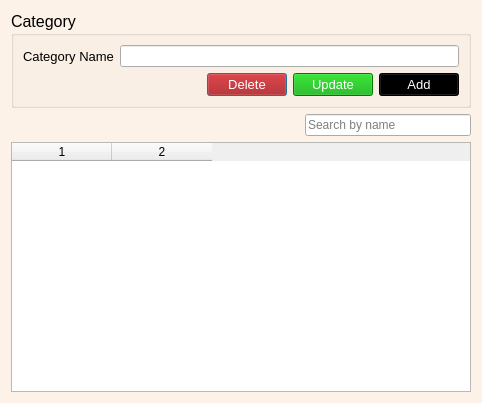
First picture: the form in ui/catgory.ui, repository ansarul543/pos-inventory, before the edit.
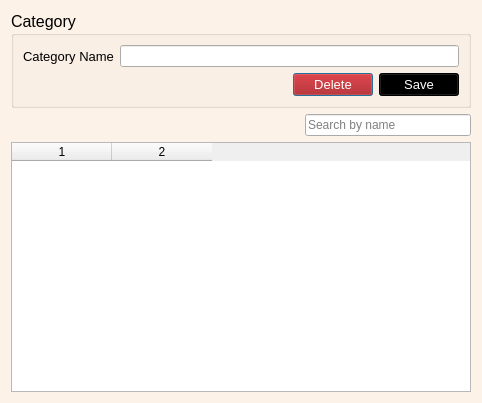
Second picture: the form after the edit.

Diff of the .ui file:
```diff
--- a/ui/catgory.ui
+++ b/ui/catgory.ui
@@ -92,25 +92,6 @@
             </property>
            </widget>
           </item>
-          <item>
-           <widget class="QPushButton" name="updateb">
-            <property name="font">
-             <font>
-              <pointsize>10</pointsize>
-             </font>
-            </property>
-            <property name="cursor">
-             <cursorShape>PointingHandCursor</cursorShape>
-            </property>
-            <property name="styleSheet">
-             <string notr="true">color: rgb(255, 255, 255);
-background-color: rgb(0, 170, 0);</string>
-            </property>
-            <property name="text">
-             <string>Update</string>
-            </property>
-           </widget>
-          </item>
           <item>
            <widget class="QPushButton" name="addb">
             <property name="font">
@@ -126,7 +107,10 @@
 color: rgb(255, 255, 255);</string>
             </property>
             <property name="text">
-             <string>Add</string>
+             <string>Save</string>
+            </property>
+            <property name="shortcut">
+             <string>Return</string>
             </property>
            </widget>
           </item>
```
